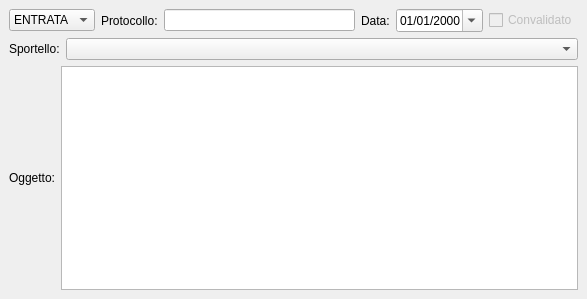
First picture: the form in src/it/tn/rivadelgarda/comune/archivio/protocollo/forms/Protocollo.ui, repository ComuneRivaDelGarda/Archivio, before the edit.
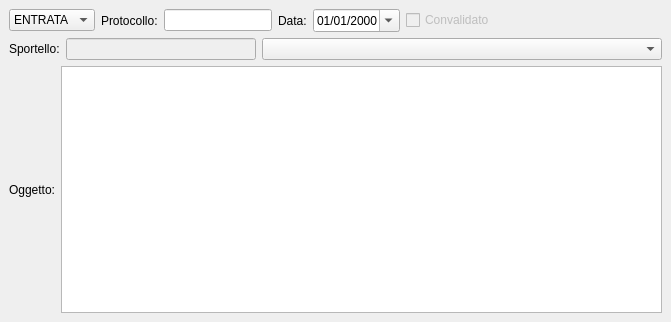
Second picture: the form after the edit. Custom widgets are drawn as their Qt base class.

Commit message: Visualizzazione in line edit dello sportello anche se non compreso tra gli uffici dell'utente; pulizia

Patch:
```diff
--- a/src/it/tn/rivadelgarda/comune/archivio/protocollo/forms/Protocollo.ui
+++ b/src/it/tn/rivadelgarda/comune/archivio/protocollo/forms/Protocollo.ui
@@ -6,8 +6,8 @@
    <rect>
     <x>0</x>
     <y>0</y>
-    <width>587</width>
-    <height>299</height>
+    <width>671</width>
+    <height>322</height>
    </rect>
   </property>
   <property name="windowTitle">
@@ -17,9 +17,19 @@
    <bool>true</bool>
   </property>
   <widget class="QWidget" name="centralwidget">
-   <layout class="QGridLayout" name="gridLayout_3" rowminimumheight="0,0,1">
-    <item row="0" column="0">
-     <layout class="QGridLayout" name="gridLayout">
+   <layout class="QVBoxLayout" name="verticalLayout">
+    <item>
+     <layout class="QGridLayout" name="gridLayout" columnstretch="0,0,0,0,0,0,1">
+      <item row="0" column="2">
+       <widget class="QLineEdit" name="lineEdit">
+        <property name="column" stdset="0">
+         <string>iddocumento</string>
+        </property>
+        <property name="search" stdset="0">
+         <bool>true</bool>
+        </property>
+       </widget>
+      </item>
       <item row="0" column="0">
        <widget class="QComboBox" name="comboBox">
         <property name="column" stdset="0">
@@ -42,16 +52,6 @@
         </item>
        </widget>
       </item>
-      <item row="0" column="2">
-       <widget class="QLineEdit" name="lineEdit">
-        <property name="column" stdset="0">
-         <string>iddocumento</string>
-        </property>
-        <property name="search" stdset="0">
-         <bool>true</bool>
-        </property>
-       </widget>
-      </item>
       <item row="0" column="3">
        <widget class="QLabel" name="label_3">
         <property name="text">
@@ -75,13 +75,6 @@
         </property>
        </widget>
       </item>
-      <item row="0" column="1">
-       <widget class="QLabel" name="label">
-        <property name="text">
-         <string>Protocollo:</string>
-        </property>
-       </widget>
-      </item>
       <item row="0" column="5">
        <widget class="QCheckBox" name="checkBox">
         <property name="enabled">
@@ -101,18 +94,45 @@
         </property>
        </widget>
       </item>
+      <item row="0" column="1">
+       <widget class="QLabel" name="label">
+        <property name="text">
+         <string>Protocollo:</string>
+        </property>
+       </widget>
+      </item>
+      <item row="0" column="6">
+       <spacer name="horizontalSpacer">
+        <property name="orientation">
+         <enum>Qt::Horizontal</enum>
+        </property>
+        <property name="sizeHint" stdset="0">
+         <size>
+          <width>40</width>
+          <height>20</height>
+         </size>
+        </property>
+       </spacer>
+      </item>
      </layout>
     </item>
-    <item row="1" column="0">
-     <layout class="QGridLayout" name="gridLayout_2" columnstretch="0,0">
-      <item row="0" column="0">
+    <item>
+     <layout class="QHBoxLayout" name="horizontalLayout" stretch="0,1,2">
+      <item>
        <widget class="QLabel" name="label_4">
         <property name="text">
          <string>Sportello:</string>
         </property>
        </widget>
       </item>
-      <item row="0" column="1">
+      <item>
+       <widget class="QLineEdit" name="lineEdit_sportello">
+        <property name="enabled">
+         <bool>false</bool>
+        </property>
+       </widget>
+      </item>
+      <item>
        <widget class="com.axiastudio.pypapi.ui.widgets.PyPaPiComboBox" name="comboBox_2">
         <property name="sizePolicy">
          <sizepolicy hsizetype="Expanding" vsizetype="Fixed">
@@ -133,7 +153,7 @@
       </item>
      </layout>
     </item>
-    <item row="2" column="0">
+    <item>
      <layout class="QHBoxLayout" name="horizontalLayout_2">
       <item>
        <widget class="QLabel" name="label_2">
@@ -158,16 +178,16 @@
   </widget>
  </widget>
  <customwidgets>
-  <customwidget>
-   <class>com.axiastudio.pypapi.ui.widgets.PyPaPiDateEdit</class>
-   <extends>QDateEdit</extends>
-   <header>pypapidateedit.h</header>
-  </customwidget>
   <customwidget>
    <class>com.axiastudio.pypapi.ui.widgets.PyPaPiComboBox</class>
    <extends>QComboBox</extends>
    <header>pypapicombobox.h</header>
   </customwidget>
+  <customwidget>
+   <class>com.axiastudio.pypapi.ui.widgets.PyPaPiDateEdit</class>
+   <extends>QDateEdit</extends>
+   <header>pypapidateedit.h</header>
+  </customwidget>
  </customwidgets>
  <tabstops>
   <tabstop>comboBox</tabstop>
```
Left out of the diff: 1 changed line with no effect on the pictures. The commit also changes 2 other files.
